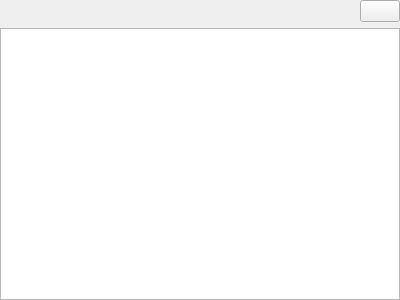
The window that Modules/Loadable/Tables/Widgets/Resources/UI/qMRMLTableWidget.ui (lassoan/SlicerGitSVNArchive) describes before a commit, drawn with Qt 5.
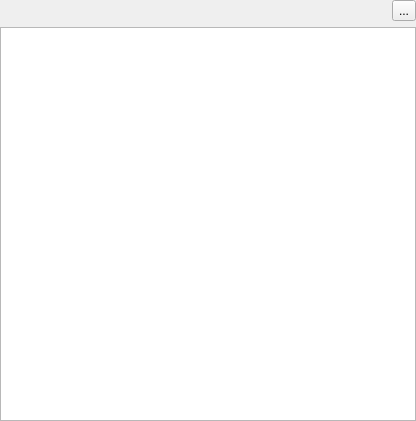
The same window after the commit. Icons and pictures are not drawn. Custom widgets are drawn as their Qt base class.

Commit message:
ENH: Added table manipulation tools
Tools include row/column add, remove; copy, paste; freeze first column

Patch:
```diff
--- a/Modules/Loadable/Tables/Widgets/Resources/UI/qMRMLTableWidget.ui
+++ b/Modules/Loadable/Tables/Widgets/Resources/UI/qMRMLTableWidget.ui
@@ -6,8 +6,8 @@
    <rect>
     <x>0</x>
     <y>0</y>
-    <width>400</width>
-    <height>300</height>
+    <width>416</width>
+    <height>421</height>
    </rect>
   </property>
   <property name="sizePolicy">
@@ -53,25 +53,24 @@
       </widget>
      </item>
      <item>
-      <widget class="QPushButton" name="ClipboardButton">
-       <property name="sizePolicy">
-        <sizepolicy hsizetype="Fixed" vsizetype="Fixed">
-         <horstretch>0</horstretch>
-         <verstretch>0</verstretch>
-        </sizepolicy>
-       </property>
-       <property name="toolTip">
-        <string>Copy metric names and values to clipboard.</string>
-       </property>
+      <widget class="QToolButton" name="LockTableButton">
        <property name="text">
-        <string/>
+        <string>...</string>
+       </property>
+       <property name="icon">
+        <iconset resource="../../../../../../Base/QTGUI/Resources/qSlicerBaseQTGUI.qrc">
+         <normaloff>:/Icons/Medium/SlicerUnlock.png</normaloff>
+         <normalon>:/Icons/Medium/SlicerLock.png</normalon>:/Icons/Medium/SlicerUnlock.png</iconset>
+       </property>
+       <property name="checkable">
+        <bool>true</bool>
        </property>
       </widget>
      </item>
     </layout>
    </item>
    <item>
-    <widget class="QTableWidget" name="MetricsTable"/>
+    <widget class="QTableView" name="TableView"/>
    </item>
   </layout>
  </widget>
```
Left out of the diff: 6 changed lines with no effect on the pictures. The commit also changes 26 other files.
